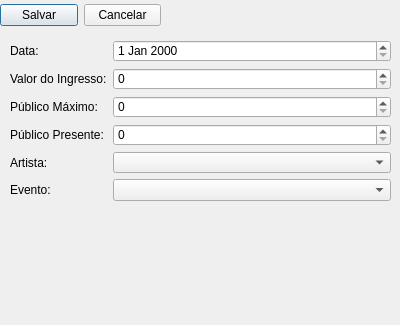
Before: the Qt Designer form UIs/Apresentacao/CadastroApresentacaoDialog.ui in teiGustavo/eventos-pyside, drawn with Qt 5.
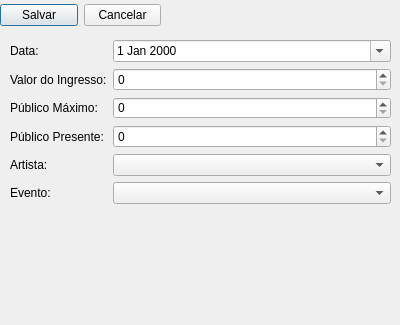
After: the same form once the commit is applied.

```diff
--- a/UIs/Apresentacao/CadastroApresentacaoDialog.ui
+++ b/UIs/Apresentacao/CadastroApresentacaoDialog.ui
@@ -45,7 +45,7 @@
      <x>10</x>
      <y>40</y>
      <width>381</width>
-     <height>161</height>
+     <height>164</height>
     </rect>
    </property>
    <layout class="QFormLayout" name="formLayout">
@@ -57,7 +57,11 @@
      </widget>
     </item>
     <item row="0" column="1">
-     <widget class="QDateEdit" name="dateEditData"/>
+     <widget class="QDateEdit" name="dateEditData">
+      <property name="calendarPopup">
+       <bool>true</bool>
+      </property>
+     </widget>
     </item>
     <item row="1" column="0">
      <widget class="QLabel" name="labelValorIngresso">
```
